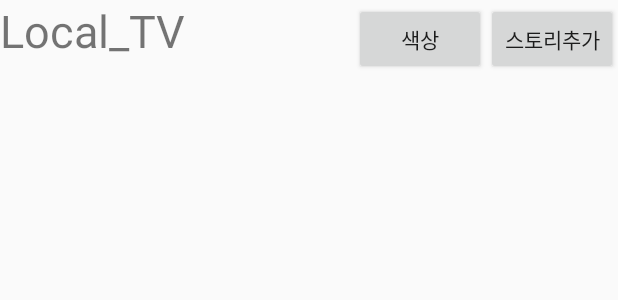
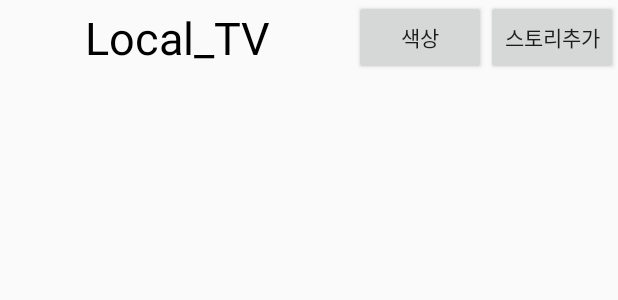
Before and after one commit to Brogi/MoApp_Team2, an Android app: the layout activity_stories.xml on its own in the app's theme, with its tools: preview values and no code run, on a phone screen of 412 x 824 dp. Shown: the top 300 px of the screen. Run offline under Robolectric (Android 15) with nearby library versions, the phone set to English and light mode, and no system bars.

Commit message:
stories_xml 지역명 가운데정렬

```diff
--- a/app/src/main/res/layout/activity_stories.xml
+++ b/app/src/main/res/layout/activity_stories.xml
@@ -8,28 +8,34 @@
         android:layout_width="match_parent"
         android:layout_height="wrap_content"
         android:orientation="horizontal">
+
         <TextView
             android:id="@+id/as_LocalTV"
             android:layout_width="0dp"
-            android:layout_height="wrap_content"
+            android:layout_height="match_parent"
             android:layout_weight="1"
-            android:textSize="30dp"
-            android:text="Local_TV"/>
+            android:gravity="center"
+            android:text="Local_TV"
+            android:textAlignment="center"
+            android:textColor="@color/black"
+            android:textSize="30dp" />
+
         <Button
             android:layout_width="wrap_content"
-            android:layout_height="wrap_content"
-            android:text="색상"/>
+            android:layout_height="match_parent"
+            android:text="색상" />
+
         <Button
             android:id="@+id/as_AddStoryBtn"
             android:layout_width="wrap_content"
-            android:layout_height="wrap_content"
-            android:text="스토리추가"/>
+            android:layout_height="match_parent"
+            android:text="스토리추가" />
     </LinearLayout>
 
     <androidx.recyclerview.widget.RecyclerView
         android:id="@+id/as_RecyclerV"
         android:layout_width="match_parent"
         android:layout_height="0dp"
-        android:layout_weight="1"/>
+        android:layout_weight="1" />
 
 </LinearLayout>
```
